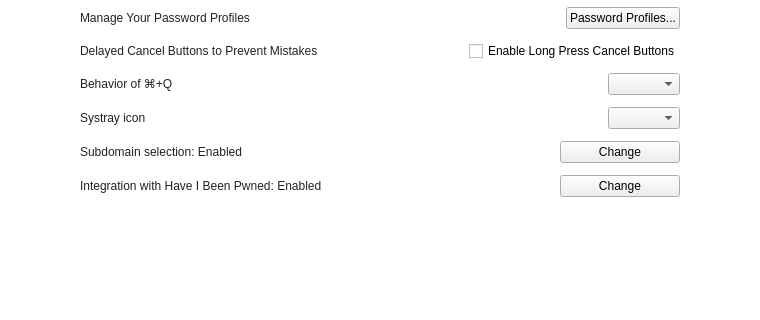
First picture: the form in src/MainWindow.ui, repository mooltipass/moolticute, before the edit; both pictures show x 114 to 874 and y 312 to 632 of the 988 by 632 pixel window.
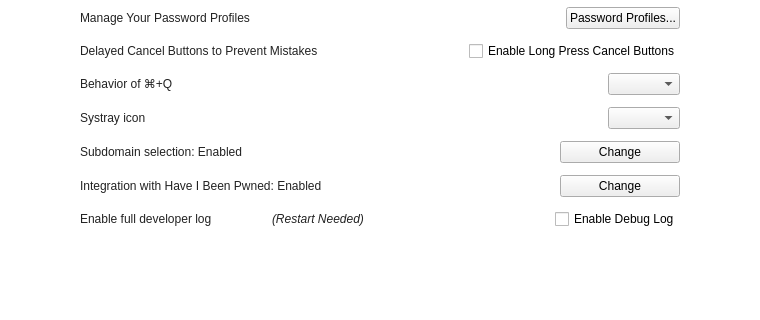
Second picture: the form after the edit. Icons and pictures are not drawn. Custom widgets are drawn as their Qt base class.

Commit message:
Add option to enable full developer log
Start daemon with -l or check option in settings
also fix option to enable debug webserver

```diff
--- a/src/MainWindow.ui
+++ b/src/MainWindow.ui
@@ -3227,6 +3227,55 @@
               </item>
              </layout>
             </item>
+            <item>
+             <layout class="QHBoxLayout" name="horizontalLayout_50">
+              <item>
+               <widget class="QLabel" name="label_45">
+                <property name="sizePolicy">
+                 <sizepolicy hsizetype="MinimumExpanding" vsizetype="Preferred">
+                  <horstretch>0</horstretch>
+                  <verstretch>0</verstretch>
+                 </sizepolicy>
+                </property>
+                <property name="text">
+                 <string>Enable full developer log</string>
+                </property>
+               </widget>
+              </item>
+              <item>
+               <widget class="QLabel" name="label_46">
+                <property name="font">
+                 <font>
+                  <italic>true</italic>
+                 </font>
+                </property>
+                <property name="text">
+                 <string>(Restart Needed)</string>
+                </property>
+               </widget>
+              </item>
+              <item>
+               <spacer name="horizontalSpacer_47">
+                <property name="orientation">
+                 <enum>Qt::Horizontal</enum>
+                </property>
+                <property name="sizeHint" stdset="0">
+                 <size>
+                  <width>40</width>
+                  <height>20</height>
+                 </size>
+                </property>
+               </spacer>
+              </item>
+              <item>
+               <widget class="QCheckBox" name="checkBoxDebugLog">
+                <property name="text">
+                 <string>Enable Debug Log</string>
+                </property>
+               </widget>
+              </item>
+             </layout>
+            </item>
             <item>
              <spacer name="horizontalSpacer_44">
               <property name="orientation">
```
Left out of the diff: 4 changed lines with no effect on the pictures. The commit also changes 7 other files.
